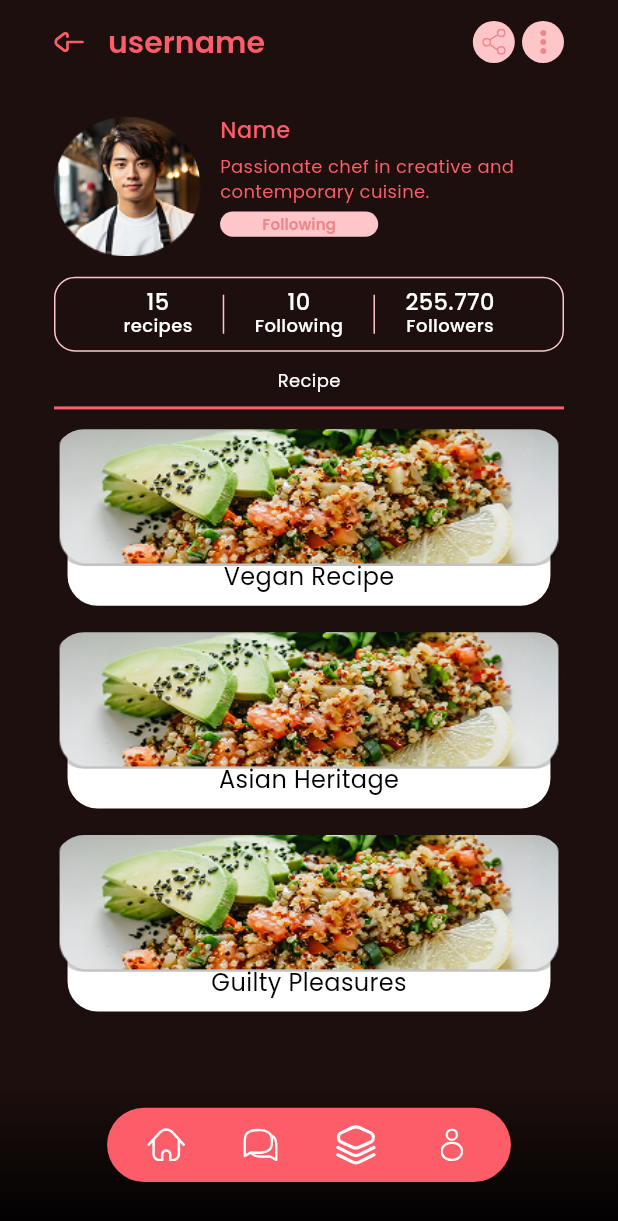
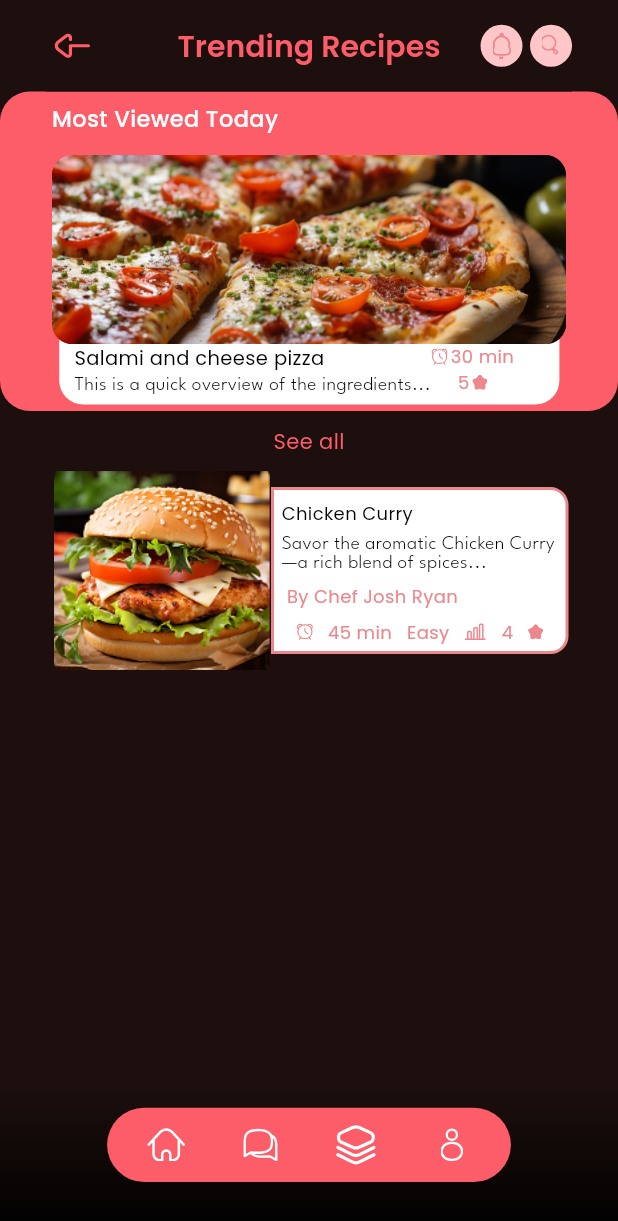
Before and after one commit to FayzullayevF/RecipeLoyha, a Flutter app: the screen it shows after launch, on a phone screen of 412 x 824 dp. Shown: the top 1221 px of the screen. Run offline on Flutter 3.47's test engine with Material 3 defaults, Android fonts, the phone set to English and light mode, and no system bars; our stand-ins replace cached_network_image, dio, equatable, flutter_bloc, flutter_screenutil, flutter_secure_storage and 3 more.

Commit message:
trendingRecipe

```diff
--- a/lib/core/routing/router.dart
+++ b/lib/core/routing/router.dart
@@ -10,6 +10,7 @@ import 'package:chef_staff/reviews/presentation/pages/create_review_view.dart';
 import 'package:chef_staff/reviews/presentation/pages/review_view.dart';
 import 'package:chef_staff/top_cheffs/presentation/pages/chef_profile.dart';
 import 'package:chef_staff/top_cheffs/presentation/pages/top_chefs_view.dart';
+import 'package:chef_staff/trending_recipes/presentation/pages/trending_recipes_view.dart';
 import 'package:flutter_bloc/flutter_bloc.dart';
 import 'package:go_router/go_router.dart';
 import 'package:provider/provider.dart';
@@ -26,7 +27,7 @@ import '../../recipe_detail/presentation/manager/recipe_detail_view_model.dart';
 import '../../recipe_detail/presentation/pages/recipe_detail_view.dart';
 final GoRouter router = GoRouter(
     navigatorKey: navigatorKey,
-    initialLocation: Routes.chefProfile,
+    initialLocation: Routes.trendingRecipes,
     routes: [
 //       GoRoute(
 //         path: "/onboarding_last",
@@ -136,4 +137,8 @@ final GoRouter router = GoRouter(
         path: Routes.chefProfile,
         builder: (context, state) => ChefProfile(),
       ),
+      GoRoute(
+        path: Routes.trendingRecipes,
+        builder: (context, state) => TrendingRecipesView(),
+      ),
     ]);
--- a/lib/core/routing/routes.dart
+++ b/lib/core/routing/routes.dart
@@ -12,6 +12,8 @@ class Routes {
   static const createReview = "/create-review/:recipeId";
   static const topChef = "/topChef";
   static const chefProfile = "/chefProfile";
+  static const trendingRecipes = "/trendingRecipes";
+
   static String getReviews(int recipeId) => '/review/$recipeId';
   static String getCategoryDetail(int categoryId) => '/category-detail/$categoryId';
   static String getCreateReview(int recipeId) => '/create-review/$recipeId';
--- /dev/null
+++ b/lib/data/models/trending_recipe/trending_recipe_model.dart
@@ -0,0 +1,29 @@
+class TrendingRecipeModel {
+  final int id, categoryId;
+  final String title, desc;
+  final String photo;
+  final num rating;
+  final DateTime timeRequired;
+
+  TrendingRecipeModel({
+    required this.id,
+    required this.categoryId,
+    required this.title,
+    required this.desc,
+    required this.photo,
+    required this.rating,
+    required this.timeRequired,
+  });
+
+  factory TrendingRecipeModel.fromJson(Map<String, dynamic> json) {
+    return TrendingRecipeModel(
+      id: json['id'],
+      categoryId: json['categoryId'],
+      title: json['title'],
+      desc: json['description'],
+      photo: json['photo'],
+      rating: json['rating'],
+      timeRequired: DateTime.parse(json['timeRequired']),
+    );
+  }
+}
--- /dev/null
+++ b/lib/data/models/trending_recipe/trending_recipes_model.dart
@@ -0,0 +1,29 @@
+class TrendingRecipesModel {
+  final int id, categoryId;
+  final String title, desc;
+  final String photo;
+  final num rating;
+  final DateTime timeRequired;
+
+  TrendingRecipesModel({
+    required this.id,
+    required this.categoryId,
+    required this.title,
+    required this.desc,
+    required this.photo,
+    required this.rating,
+    required this.timeRequired,
+  });
+
+  factory TrendingRecipesModel.fromJson(Map<String, dynamic> json) {
+    return TrendingRecipesModel(
+      id: json['id'],
+      categoryId: json['categoryId'],
+      title: json['title'],
+      desc: json['description'],
+      photo: json['photo'],
+      rating: json['rating'],
+      timeRequired: DateTime.parse(json['timeRequired']),
+    );
+  }
+}
--- a/lib/data/repository/recipe_repository.dart
+++ b/lib/data/repository/recipe_repository.dart
@@ -1,10 +1,11 @@
-
 import 'package:chef_staff/data/models/recipe_create_review_model.dart';
 import 'package:chef_staff/data/models/recipe_model.dart';
 import 'package:chef_staff/core/client.dart';
 import 'package:chef_staff/data/models/recipe_review_comments_model.dart';
+import 'package:chef_staff/data/models/trending_recipe/trending_recipes_model.dart';
 import '../../recipe_detail/data/model/recipe_detail_model.dart';
 import '../models/recipe_review_model.dart';
+import '../models/trending_recipe/trending_recipe_model.dart';
 
 class RecipeRepository {
   RecipeRepository({required this.client});
@@ -13,19 +14,22 @@ class RecipeRepository {
   RecipeDetailModel? recipe;
   Map<int, List<RecipeModel>> recipesByCategory = {};
   List<RecipeReviewCommentsModel> recipeComments = [];
+  List<TrendingRecipesModel> trendingRecipes = [];
   ReviewsRecipeModel? reviewsRecipe;
 
-  Future<List<RecipeModel>> fetchRecipeByCategory(int categoryId)async{
-    if(recipesByCategory.containsKey(categoryId) && recipesByCategory[categoryId] != null){
+  Future<List<RecipeModel>> fetchRecipeByCategory(int categoryId) async {
+    if (recipesByCategory.containsKey(categoryId) &&
+        recipesByCategory[categoryId] != null) {
       return recipesByCategory[categoryId]!;
     }
     var rawRecipe = await client.fetchRecipesByCategory(categoryId);
-    final recipes = rawRecipe.map((recipe)=> RecipeModel.fromJson(recipe)).toList();
+    final recipes =
+        rawRecipe.map((recipe) => RecipeModel.fromJson(recipe)).toList();
     recipesByCategory[categoryId] = recipes;
     return recipes;
   }
 
-  Future<RecipeDetailModel> fetchRecipesById(int recipeId)async{
+  Future<RecipeDetailModel> fetchRecipesById(int recipeId) async {
     final rawRecipe = await client.fetchRecipeById(recipeId);
     recipe = RecipeDetailModel.fromJson(rawRecipe);
     return recipe!;
@@ -37,8 +41,23 @@ class RecipeRepository {
     return reviewsRecipe!;
   }
 
-  Future<RecipeCreateReviewModel> fetchRecipeForCreateReview(int recipeId) async {
-    var rawRecipe = await client.genericGetRequest<dynamic>('/recipes/create-review/$recipeId');
+  Future<RecipeCreateReviewModel> fetchRecipeForCreateReview(
+      int recipeId) async {
+    var rawRecipe = await client
+        .genericGetRequest<dynamic>('/recipes/create-review/$recipeId');
     return RecipeCreateReviewModel.fromJson(rawRecipe);
   }
+
+  Future<List<TrendingRecipesModel>> fetchTrendingRecipes() async {
+    var rawTrendingRecipes = await client
+        .genericGetRequest<List<dynamic>>('/recipes/trending-recipes');
+    trendingRecipes = rawTrendingRecipes
+        .map((e) => TrendingRecipesModel.fromJson(e))
+        .toList();
+    return trendingRecipes;
+  }
+  Future<TrendingRecipeModel>fetchTrendingRecipe() async {
+    var rawTrendingRecipe = await client.genericGetRequest<dynamic>('/recipes/trending-recipe');
+    return TrendingRecipeModel.fromJson(rawTrendingRecipe);
+  }
 }
--- a/lib/main.dart
+++ b/lib/main.dart
@@ -12,6 +12,7 @@ import 'package:chef_staff/data/repository/recipe_comunity_repository.dart';
 import 'package:chef_staff/data/repository/review_repository.dart';
 import 'package:chef_staff/top_cheffs/presentation/manager/top_chefs_bloc.dart';
 import 'package:chef_staff/top_cheffs/presentation/pages/top_chefs_view.dart';
+import 'package:chef_staff/trending_recipes/presentation/manager/trending_recipes_bloc.dart';
 import 'package:flutter/material.dart';
 import 'package:flutter/services.dart';
 import 'package:flutter_bloc/flutter_bloc.dart';
@@ -78,6 +79,11 @@ class MyApp extends StatelessWidget {
             chefRepo: context.read<ChefStaffRepository>(),
           ),
         ),
+        BlocProvider<TrendingRecipeBloc>(
+          create: (context) => TrendingRecipeBloc(
+            trendingRecipe: context.read<RecipeRepository>(),
+          ),
+        ),
       ],
       child: Builder(
         builder: (context) => MaterialApp.router(
--- a/lib/top_cheffs/presentation/pages/top_chefs_view.dart
+++ b/lib/top_cheffs/presentation/pages/top_chefs_view.dart
@@ -47,7 +47,7 @@ class TopChefsView extends StatelessWidget {
               child: Column(
                 crossAxisAlignment: CrossAxisAlignment.start,
                 children: [
-                  TopChefTexts(
+                  RecipeMostViewedText(
                       text: "Most Viewed Chefs", textColor: Colors.white),
                   SizedBox(
                     height: 10,
@@ -61,13 +61,13 @@ class TopChefsView extends StatelessWidget {
               child: ListView(
                 padding: EdgeInsets.only(left: 36),
                 children: [
-                  TopChefTexts(text: "Most Liked Chefs", textColor: AppColors.nameColor),
+                  RecipeMostViewedText(text: "Most Liked Chefs", textColor: AppColors.nameColor),
                   SizedBox(height: 5,),
                   Row(mainAxisAlignment: MainAxisAlignment.start,children: [
                     TopChefsMostViewedChefs(),
                   ],),
                   SizedBox(height: 75.h,),
-                  TopChefTexts(text: "New Chefs", textColor: AppColors.nameColor),
+                  RecipeMostViewedText(text: "New Chefs", textColor: AppColors.nameColor),
                   SizedBox(height: 5,),
                   Row(mainAxisAlignment: MainAxisAlignment.start,children: [
                     TopChefsMostViewedChefs(),
--- a/lib/top_cheffs/presentation/widgets/top_chef_texts.dart
+++ b/lib/top_cheffs/presentation/widgets/top_chef_texts.dart
@@ -1,7 +1,7 @@
 import 'package:flutter/material.dart';
 
-class TopChefTexts extends StatelessWidget {
-  const TopChefTexts({super.key, required this.text, required this.textColor});
+class RecipeMostViewedText extends StatelessWidget {
+  const RecipeMostViewedText({super.key, required this.text, required this.textColor});
 
   final String text;
   final Color textColor;
--- /dev/null
+++ b/lib/trending_recipes/presentation/manager/trending_recipes_bloc.dart
@@ -0,0 +1,27 @@
+import 'package:chef_staff/data/repository/recipe_repository.dart';
+import 'package:chef_staff/trending_recipes/presentation/manager/trending_recipes_state.dart';
+import 'package:flutter_bloc/flutter_bloc.dart';
+
+part 'trending_recipes_event.dart';
+
+class TrendingRecipeBloc
+    extends Bloc<TrendingRecipeEvent, TrendingRecipeState> {
+  TrendingRecipeBloc({required RecipeRepository trendingRecipe})
+      : _trendingRecipe = trendingRecipe,
+        super(TrendingRecipeState.initial()){
+    on<TrendingRecipeLoading>(_onLoad);
+  }
+  final RecipeRepository _trendingRecipe;
+
+  Future<void> _onLoad(
+      TrendingRecipeEvent event, Emitter<TrendingRecipeState> emit) async {
+    emit(state.copyWith(
+      trendingRecipesStatus: TrendingRecipeStatus.loading,
+      trendingRecipeStatus: TrendingRecipeStatus.loading,
+    ));
+    final trendingRecipe = await _trendingRecipe.fetchTrendingRecipe();
+    emit(state.copyWith(trendingRecipe: trendingRecipe, trendingRecipeStatus: TrendingRecipeStatus.idle));
+    final trendingRecipes = await _trendingRecipe.fetchTrendingRecipes();
+    emit(state.copyWith(trendingRecipes: trendingRecipes, trendingRecipesStatus: TrendingRecipeStatus.idle));
+  }
+}
--- /dev/null
+++ b/lib/trending_recipes/presentation/manager/trending_recipes_event.dart
@@ -0,0 +1,5 @@
+part of 'trending_recipes_bloc.dart';
+
+sealed class TrendingRecipeEvent{}
+
+class TrendingRecipeLoading extends TrendingRecipeEvent{}
--- /dev/null
+++ b/lib/trending_recipes/presentation/manager/trending_recipes_state.dart
@@ -0,0 +1,43 @@
+import 'package:chef_staff/data/models/trending_recipe/trending_recipe_model.dart';
+import 'package:chef_staff/data/models/trending_recipe/trending_recipes_model.dart';
+import 'package:equatable/equatable.dart';
+
+enum TrendingRecipeStatus { loading, idle, error, success }
+
+class TrendingRecipeState extends Equatable{
+  final List<TrendingRecipesModel>? trendingRecipes;
+  final TrendingRecipeModel? trendingRecipe;
+  final TrendingRecipeStatus trendingRecipesStatus;
+  final TrendingRecipeStatus trendingRecipeStatus;
+
+  const TrendingRecipeState(
+      {required this.trendingRecipes,
+      required this.trendingRecipe,
+      required this.trendingRecipesStatus,
+      required this.trendingRecipeStatus});
+
+  factory TrendingRecipeState.initial() {
+    return TrendingRecipeState(
+      trendingRecipes: [],
+      trendingRecipe: null,
+      trendingRecipesStatus: TrendingRecipeStatus.idle,
+      trendingRecipeStatus: TrendingRecipeStatus.idle,
+    );
+  }
+
+  TrendingRecipeState copyWith({
+    List<TrendingRecipesModel>? trendingRecipes,
+    TrendingRecipeModel? trendingRecipe,
+    TrendingRecipeStatus? trendingRecipeStatus,
+    TrendingRecipeStatus? trendingRecipesStatus,
+  }) {
+    return TrendingRecipeState(
+      trendingRecipe: trendingRecipe ?? this.trendingRecipe,
+      trendingRecipes: trendingRecipes ?? this.trendingRecipes,
+      trendingRecipesStatus: trendingRecipesStatus ?? this.trendingRecipesStatus,
+      trendingRecipeStatus: trendingRecipeStatus ?? this.trendingRecipeStatus,
+    );
+  }
+  @override
+  List<Object?> get props => [trendingRecipe, trendingRecipes, trendingRecipeStatus,trendingRecipesStatus];
+}
--- /dev/null
+++ b/lib/trending_recipes/presentation/pages/trending_recipes_view.dart
@@ -0,0 +1,210 @@
+import 'package:chef_staff/categories/presentation/widgets/recipe_appbar.dart';
+import 'package:chef_staff/core/presentations/bottom_navigation_bar.dart';
+import 'package:chef_staff/core/utils/utils.dart';
+import 'package:chef_staff/top_cheffs/presentation/widgets/top_chef_texts.dart';
+import 'package:flutter/material.dart';
+import 'package:flutter_screenutil/flutter_screenutil.dart';
+import 'package:flutter_svg/flutter_svg.dart';
+
+class TrendingRecipesView extends StatelessWidget {
+  const TrendingRecipesView({super.key});
+
+  @override
+  Widget build(BuildContext context) {
+    return Scaffold(
+      appBar: RecipeAppbar(title: "Trending Recipes"),
+      body: Column(
+        children: [
+          Container(
+            width: double.infinity,
+            height: 241.h,
+            padding: EdgeInsets.symmetric(horizontal: 36.w, vertical: 9.h),
+            decoration: BoxDecoration(
+              color: AppColors.nameColor,
+              borderRadius: BorderRadius.circular(20),
+            ),
+            child: Column(
+              crossAxisAlignment: CrossAxisAlignment.start,
+              children: [
+                RecipeMostViewedText(
+                    text: "Most Viewed Today", textColor: Colors.white),
+                SizedBox(height: 15.h),
+                Stack(clipBehavior: Clip.none, children: [
+                  Positioned(
+                    left: 5,
+                    bottom: -40,
+                    child: Container(
+                      width: 348.w,
+                      height: 49.h,
+                      padding:
+                          EdgeInsets.symmetric(horizontal: 10, vertical: 3),
+                      decoration: BoxDecoration(
+                        color: Colors.white,
+                        borderRadius: BorderRadius.only(
+                            bottomRight: Radius.circular(16),
+                            bottomLeft: Radius.circular(16)),
+                      ),
+                      child: Row(
+                        children: [
+                          Column(
+                            crossAxisAlignment: CrossAxisAlignment.start,
+                            children: [
+                              Text(
+                                "Salami and cheese pizza",
+                                style: TextStyle(
+                                  color: Colors.black,
+                                  fontSize: 13,
+                                ),
+                              ),
+                              Text(
+                                "This is a quick overview of the ingredients...",
+                                style: TextStyle(
+                                    fontFamily: "League Spartan",
+                                    color: Colors.black,
+                                    fontSize: 13,
+                                    fontWeight: FontWeight.w300),
+                              )
+                            ],
+                          ),
+                          Column(
+                            children: [
+                              Row(
+                                spacing: 2,
+                                children: [
+                                  SvgPicture.asset("assets/icons/clock.svg"),
+                                  Text(
+                                    "30 min",
+                                    style: TextStyle(
+                                      color: AppColors.pinkSubColor,
+                                      fontSize: 12,
+                                    ),
+                                  )
+                                ],
+                              ),
+                              Row(
+                                children: [
+                                  Text(
+                                    "5",
+                                    style: TextStyle(
+                                      color: AppColors.pinkSubColor,
+                                      fontSize: 12,
+                                    ),
+                                  ),
+                                  SizedBox(width: 2),
+                                  SvgPicture.asset("assets/icons/star.svg")
+                                ],
+                              ),
+                            ],
+                          )
+                        ],
+                      ),
+                    ),
+                  ),
+                  ClipRRect(
+                    borderRadius: BorderRadius.circular(14),
+                    child: Image(
+                      image: AssetImage("assets/images/trending.png"),
+                      width: 358.w,
+                      height: 143.h,
+                      fit: BoxFit.cover,
+                    ),
+                  )
+                ]),
+              ],
+            ),
+          ),
+          SizedBox(height: 10),
+          Text("See all"),
+          SizedBox(height: 10),
+          SingleChildScrollView(
+            padding: EdgeInsets.only(left: 36, right: 30),
+            child: Row(
+              children: [
+                Image(
+                  image: AssetImage("assets/images/review.png"),
+                  width: 151.w,
+                  height: 150.h,
+                  fit: BoxFit.cover,
+                ),
+                Container(
+                  width: 207.w,
+                  height: 126.h,
+                  padding: EdgeInsets.symmetric(horizontal: 5, vertical: 10),
+                  decoration: BoxDecoration(
+                    color: Colors.white,
+                    border: Border.all(color: AppColors.pinkSubColor, width: 2),
+                    borderRadius: BorderRadius.only(
+                      topRight: Radius.circular(12),
+                      bottomRight: Radius.circular(12),
+                    ),
+                  ),
+                  child: Column(
+                    crossAxisAlignment: CrossAxisAlignment.start,
+                    spacing: 7,
+                    children: [
+                      Text(
+                        "Chicken Curry",
+                        style: TextStyle(
+                            color: Colors.black, fontSize: 12, height: 1),
+                      ),
+                      Text(
+                        "Savor the aromatic Chicken Curry—a rich blend of spices...",
+                        style: TextStyle(
+                            color: Colors.black,
+                            fontSize: 13,
+                            fontWeight: FontWeight.w300,
+                            fontFamily: "League Spartan",
+                            height: 1),
+                      ),
+                      Text(
+                        " By Chef Josh Ryan",
+                        style: TextStyle(
+                          color: AppColors.pinkSubColor,
+                          fontSize: 12,
+                          fontWeight: FontWeight.w300,
+                        ),
+                      ),
+                      Row(
+                        mainAxisAlignment: MainAxisAlignment.spaceEvenly,
+                        children: [
+                          SvgPicture.asset("assets/icons/clock.svg"),
+                          Text(
+                            "45 min",
+                            style: TextStyle(
+                              color: AppColors.pinkSubColor,
+                              fontSize: 12,
+                              fontWeight: FontWeight.w300,
+                            ),
+                          ),
+                          Text(
+                            "Easy",
+                            style: TextStyle(
+                              color: AppColors.pinkSubColor,
+                              fontSize: 12,
+                              fontWeight: FontWeight.w300,
+                            ),
+                          ),
+                          SvgPicture.asset("assets/icons/diogram.svg"),
+                          Text(
+                            "4",
+                            style: TextStyle(
+                              color: AppColors.pinkSubColor,
+                              fontSize: 12,
+                              fontWeight: FontWeight.w300,
+                            ),
+                          ),
+                          SvgPicture.asset("assets/icons/star.svg"),
+                        ],
+                      )
+                    ],
+                  ),
+                )
+              ],
+            ),
+          )
+        ],
+      ),
+      bottomNavigationBar: RecipeBottomNavigationBar(),
+    );
+  }
+}
```
Also changed, not shown: assets/icons/diogram.svg (added), assets/images/trending.png (added).
